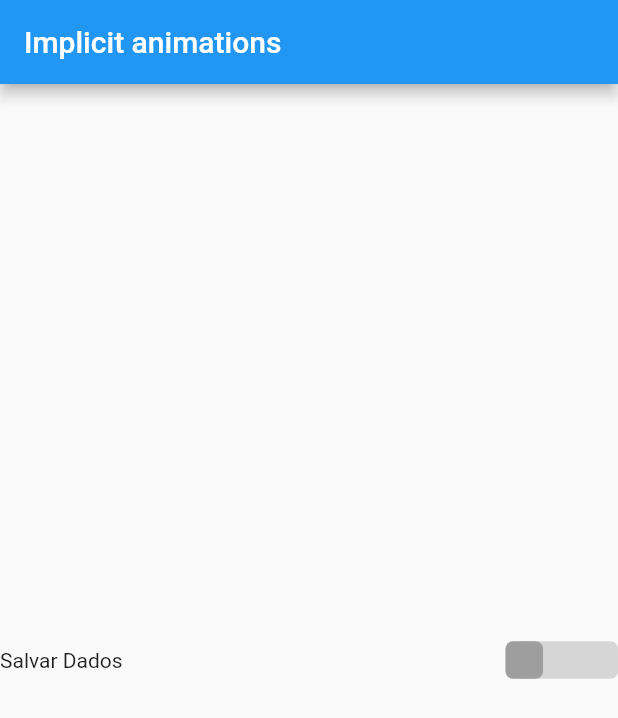
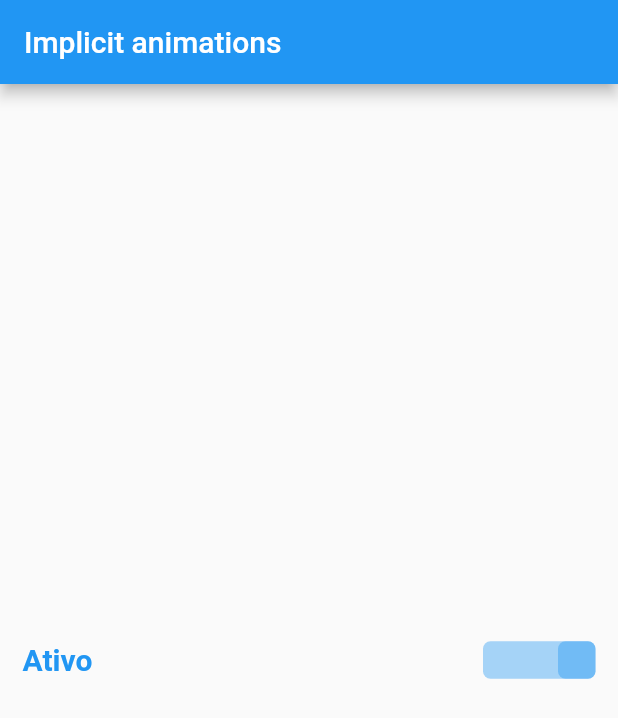
Before and after one commit to allanlucio/-Implicit_animations_flutter, a Flutter app: the screen it shows after launch, on a phone screen of 412 x 824 dp. Shown: the top 718 px of the screen. Run offline on Flutter 3.47's test engine with Material 2 defaults, Android fonts, the phone set to English and light mode, and no system bars.

Commit message:
Add implicit animations on switchWidget

```diff
--- a/lib/main.dart
+++ b/lib/main.dart
@@ -28,7 +28,9 @@ class _HomePageState extends State<HomePage> {
         title: Text("Implicit animations"),
       ),
       body: Center(
-        child: SwitcherWidget()
+        child: SwitcherWidget(title: "Ativo",initialValue: true, onChanged: (value){
+            print(value);
+        },)
       ),
     );
   }
--- a/lib/switcher_widget.dart
+++ b/lib/switcher_widget.dart
@@ -1,49 +1,77 @@
 import 'package:flutter/material.dart';
 
 class SwitcherWidget extends StatefulWidget {
+  final double size;
+  final bool initialValue;
+  final Color unselectedColor;
+  final Duration duration;
+  final String title;
+  final void Function(bool isSelected) onChanged;
+
+  const SwitcherWidget(
+      {Key key,
+      this.size = 25,
+      this.initialValue = false,
+      this.unselectedColor = Colors.grey,
+      this.duration = const Duration(milliseconds: 200),
+      @required this.title,
+      this.onChanged})
+      : assert(title != null),
+        super(key: key);
+
   @override
-  _SwitcherWidgetState createState() => _SwitcherWidgetState();
+  _SwitcherWidgetState createState() => _SwitcherWidgetState(initialValue);
 }
 
 class _SwitcherWidgetState extends State<SwitcherWidget> {
-  double size = 25;
-  bool isSelected = false;
   Color color;
-  Color unselectedColor = Colors.grey;
+  bool isSelected;
+
+  _SwitcherWidgetState(this.isSelected);
+
   @override
   Widget build(BuildContext context) {
     color = Theme.of(context).primaryColor;
     return GestureDetector(
       behavior: HitTestBehavior.opaque,
       onTap: () {
-        this.setState((){
+        this.setState(() {
           isSelected = !isSelected;
         });
+        if(widget.onChanged!=null) this.widget.onChanged(isSelected);
 
       },
       child: Padding(
-        padding: const EdgeInsets.symmetric(vertical: 15),
+        padding: const EdgeInsets.symmetric(vertical: 15, horizontal: 15),
         child: Row(
+          // crossAxisAlignment: CrossAxisAlignment.center,
+
           children: <Widget>[
             Expanded(
                 child: Text(
-              "Salvar Dados",
+              widget.title,
+              style: TextStyle(
+                  fontWeight: FontWeight.bold, color: color, fontSize: 20),
             )),
-            Container(
-              width: size * 3,
-              height: size,
+            AnimatedContainer(
+              duration: widget.duration,
+              width: widget.size * 3,
+              height: widget.size,
               alignment: isSelected ? Alignment.topRight : Alignment.topLeft,
               decoration: BoxDecoration(
                   color: isSelected
                       ? color.withAlpha(100)
-                      : unselectedColor.withAlpha(100),
+                      : widget.unselectedColor.withAlpha(100),
                   borderRadius: BorderRadius.circular(5)),
-              child: Container(
+              child: AnimatedContainer(
+                duration: widget.duration,
                 decoration: BoxDecoration(
-                    color: isSelected ? color.withAlpha(100) : unselectedColor,
+                    color: isSelected
+                        ? color.withAlpha(100)
+                        : widget.unselectedColor,
                     borderRadius: BorderRadius.circular(5)),
-                width: size,
-                height: size,
+                width: widget.size,
+                height: widget.size,
               ),
             )
           ],
```
